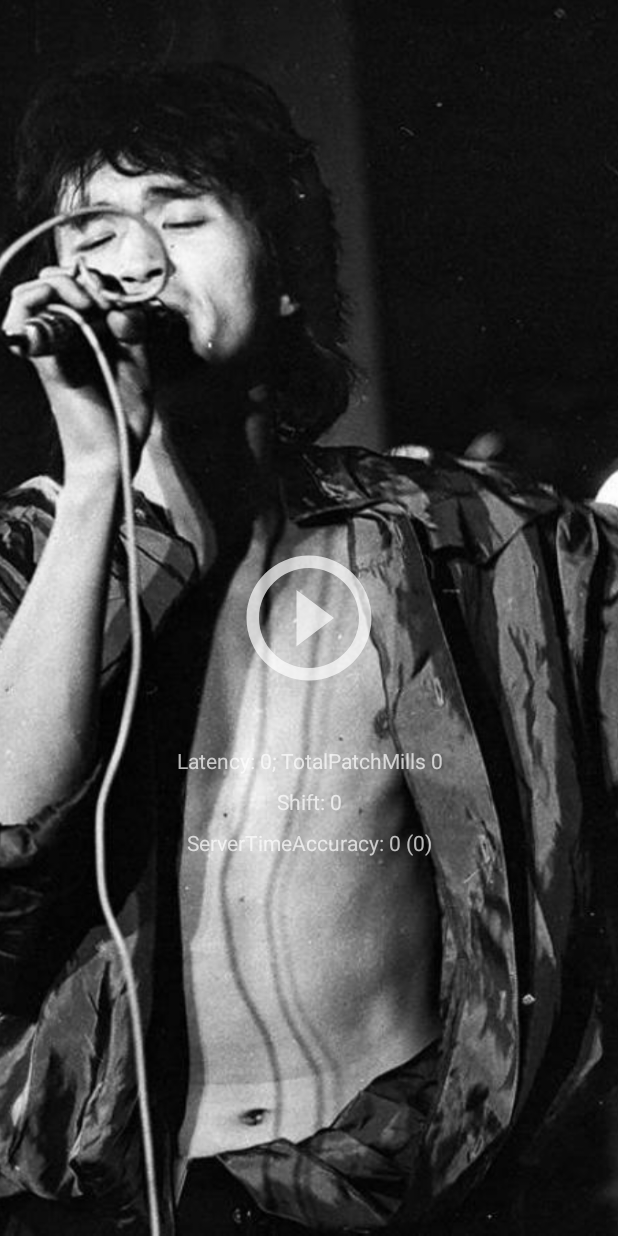
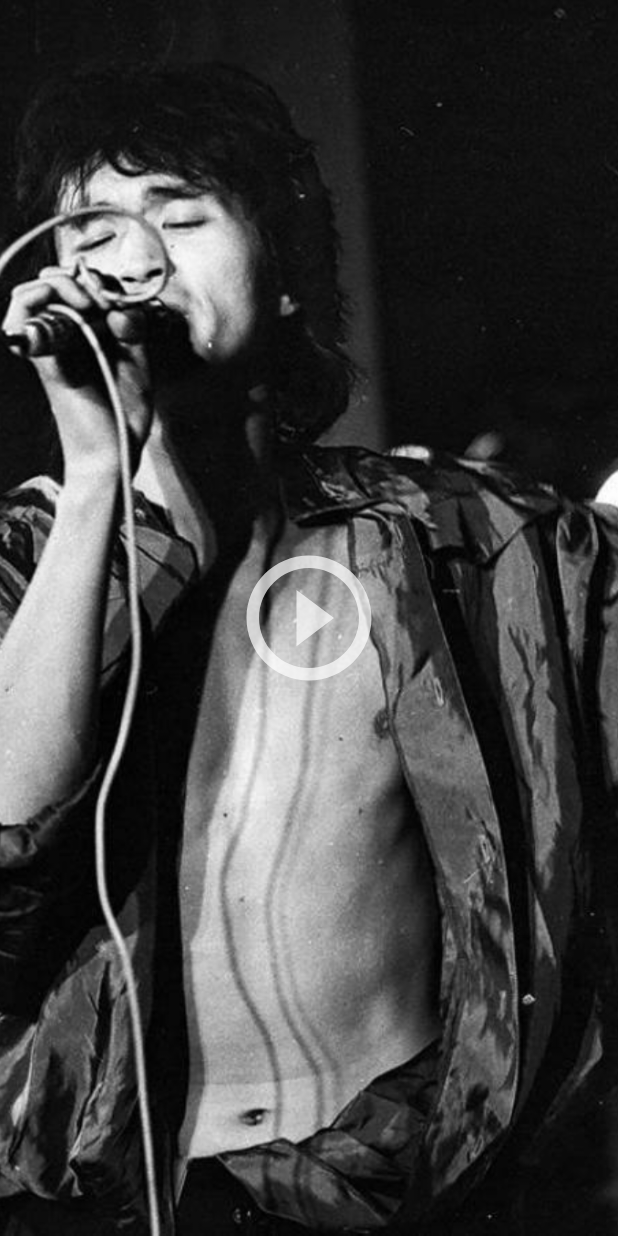
Before and after one commit to rusmonster/peremenfm, an Android app: the screen it shows after launch (MainActivity), on a phone screen of 412 x 824 dp. Run offline under Robolectric (Android 15) with nearby library versions, the phone set to English and light mode, and no system bars; our stand-ins replace Timber, data binding; libraries missing offline, so code that uses them is left out: android.view.

Commit message:
Hide debug info in release build

```diff
--- a/app/src/main/java/fm/peremen/android/MainViewModel.kt
+++ b/app/src/main/java/fm/peremen/android/MainViewModel.kt
@@ -22,6 +22,8 @@ class MainViewModel(application: Application) : AndroidViewModel(application) {
 
     val isKeepScreenOn = MutableLiveData(true)
 
+    val showDebugInfo = BuildConfig.DEBUG
+
     @SuppressLint("StaticFieldLeak")
     private val context = application.applicationContext
 
@@ -41,7 +43,7 @@ class MainViewModel(application: Application) : AndroidViewModel(application) {
         text.value = PeremenManager.getActivityReadableStatus(context)
         text2.value = "Latency: ${String.format("%1.0f", PeremenManager.latency)}; TotalPatchMills ${PeremenManager.totalPatchMills}"
         text3.value = "Shift: ${PeremenManager.playbackShift}"
-        text4.value = "ServerTimeAccuracy: ${PeremenManager.severOffsetAccuracy} (${PeremenManager.severOffsetUsedProbesCount})"
+        text4.value = "PlaybackPosition: ${PeremenManager.playbackPosition} (${PeremenManager.synchronizationOffset})"
     }
 
     private fun keepScreenOnUntilNoServerOffset() = viewModelScope.launch {
--- a/app/src/main/java/fm/peremen/android/PeremenManager.kt
+++ b/app/src/main/java/fm/peremen/android/PeremenManager.kt
@@ -33,12 +33,6 @@ object PeremenManager {
         private set
 
     var playbackShift: Long = 0
-        private set
-
-    var severOffsetAccuracy: Long = 0
-        private set
-
-    var severOffsetUsedProbesCount: Int = 0
         private set
 
     var synchronizationOffset: Long = 0
@@ -177,6 +171,5 @@ object PeremenManager {
 
         playbackShift = serverOffset - serverOffsetOnStartPlaying
         PlaybackEngine.setPlaybackShift(playbackShift)
-
     }
 }
--- a/app/src/main/res/layout/activity_main.xml
+++ b/app/src/main/res/layout/activity_main.xml
@@ -6,13 +6,14 @@
     xmlns:tools="http://schemas.android.com/tools">
 
     <data>
+        <import type="android.view.View" />
         <variable name="viewModel" type="fm.peremen.android.MainViewModel" />
     </data>
 
     <androidx.constraintlayout.widget.ConstraintLayout
         android:layout_width="match_parent"
         android:layout_height="match_parent"
-        android:keepScreenOn="@{viewModel.isKeepScreenOn()}">
+        android:keepScreenOn="@{viewModel.isKeepScreenOn}">
 
         <ImageView
             android:layout_width="match_parent"
@@ -50,6 +51,7 @@
             android:id="@+id/textView2"
             android:layout_width="wrap_content"
             android:layout_height="wrap_content"
+            android:visibility="@{viewModel.showDebugInfo ? View.VISIBLE : View.INVISIBLE}"
             app:layout_constraintRight_toRightOf="parent"
             app:layout_constraintLeft_toLeftOf="parent"
             app:layout_constraintTop_toBottomOf="@id/textView"
@@ -65,6 +67,7 @@
             android:id="@+id/textView3"
             android:layout_width="wrap_content"
             android:layout_height="wrap_content"
+            android:visibility="@{viewModel.showDebugInfo ? View.VISIBLE : View.INVISIBLE}"
             app:layout_constraintRight_toRightOf="parent"
             app:layout_constraintLeft_toLeftOf="parent"
             app:layout_constraintTop_toBottomOf="@id/textView2"
@@ -80,6 +83,7 @@
             android:id="@+id/textView4"
             android:layout_width="wrap_content"
             android:layout_height="wrap_content"
+            android:visibility="@{viewModel.showDebugInfo ? View.VISIBLE : View.INVISIBLE}"
             app:layout_constraintRight_toRightOf="parent"
             app:layout_constraintLeft_toLeftOf="parent"
             app:layout_constraintTop_toBottomOf="@id/textView3"
--- a/app/src/main/res/values/strings.xml
+++ b/app/src/main/res/values/strings.xml
@@ -5,7 +5,7 @@
     <string name="caching">Caching…</string>
     <string name="decoding">Decoding…</string>
     <string name="positioning">Requesting position…</string>
-    <string name="playing">Playing: %1$d (%2$d)</string>
+    <string name="playing">Playing: %s</string>
     <string name="paused">Paused</string>
 
     <string name="notification_action_play">Play</string>
```
Also changed, not shown: app/src/main/java/fm/peremen/android/utils/PeremenManagerExtensions.kt (+10 -2 lines).
